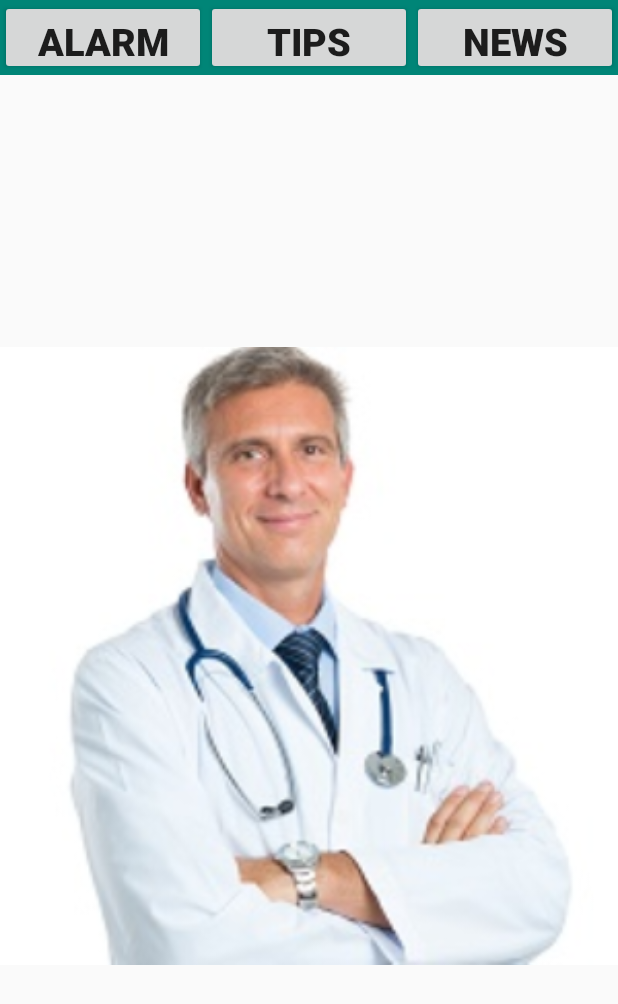
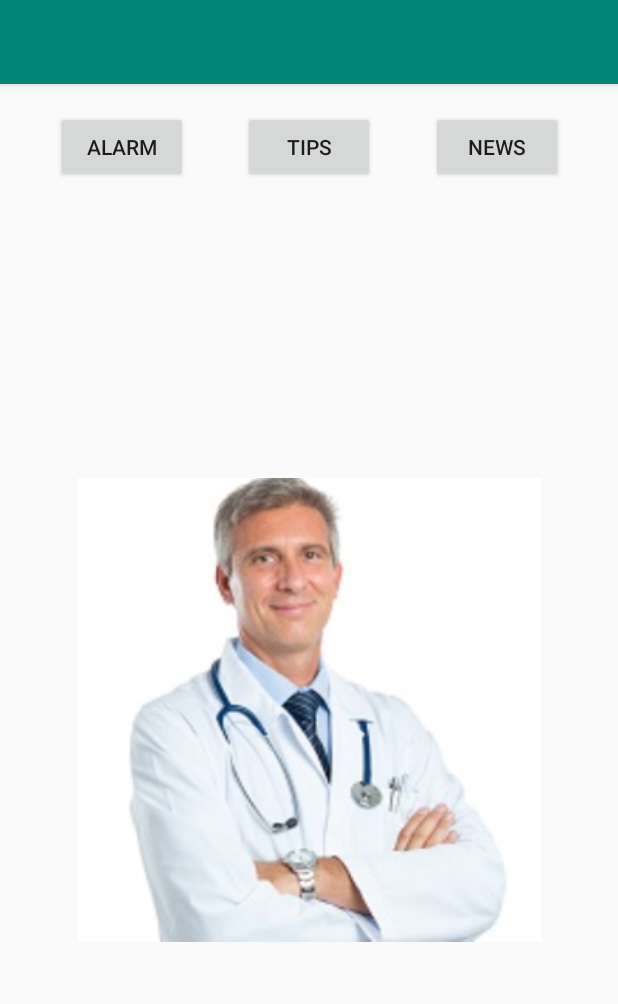
Before and after one commit to ztangaj/Vegeken, an Android app: the layout activity_info.xml on its own in the app's theme, with its tools: preview values and no code run, on a phone screen of 412 x 824 dp. Shown: the top 1004 px of the screen. Run offline under Robolectric (Android 15) with nearby library versions, the phone set to English and light mode, and no system bars.

Commit message:
info bar

```diff
--- a/app/src/main/AndroidManifest.xml
+++ b/app/src/main/AndroidManifest.xml
@@ -18,7 +18,7 @@
         android:label="@string/app_name"
         android:roundIcon="@mipmap/ic_launcher_round"
         android:supportsRtl="true"
-        android:theme="@style/AppTheme">
+        android:theme="@style/AppTheme.NoActionBar">
 		<activity android:name=".Alarm"></activity>
         <activity android:name=".News" />
         <activity android:name=".Tips" />
--- a/app/src/main/res/layout/activity_info.xml
+++ b/app/src/main/res/layout/activity_info.xml
@@ -1,56 +1,71 @@
 <?xml version="1.0" encoding="utf-8"?>
-<LinearLayout xmlns:android="http://schemas.android.com/apk/res/android"
+<androidx.coordinatorlayout.widget.CoordinatorLayout xmlns:android="http://schemas.android.com/apk/res/android"
+    xmlns:app="http://schemas.android.com/apk/res-auto"
+    xmlns:tools="http://schemas.android.com/tools"
     android:layout_width="match_parent"
     android:layout_height="match_parent"
-    android:orientation="vertical"
-    >
-
-    <LinearLayout
-        android:orientation="horizontal"
-        android:id="@+id/tab_bar"
+    tools:context=".Info">
+    <com.google.android.material.appbar.AppBarLayout
         android:layout_width="match_parent"
         android:layout_height="wrap_content"
-        android:background="?attr/colorPrimary"
-        android:baselineAligned="false" >
+        android:theme="@style/AppTheme.AppBarOverlay">
+
+        <androidx.appcompat.widget.Toolbar
+            android:id="@+id/toolbar"
+            android:layout_width="match_parent"
+            android:layout_height="?attr/actionBarSize"
+            android:background="?attr/colorPrimary"
+            app:popupTheme="@style/AppTheme.PopupOverlay" />
+
+    </com.google.android.material.appbar.AppBarLayout>
+        <!--        <LinearLayout-->
+<!--            android:orientation="horizontal"-->
+<!--            android:id="@+id/tab_bar"-->
+<!--            android:layout_width="match_parent"-->
+<!--            android:layout_height="wrap_content"-->
+<!--            android:background="?attr/colorPrimary"-->
+<!--            android:baselineAligned="false" >-->
 
 
-        <Button
-            android:orientation="horizontal"
-            android:id="@+id/alarm"
-            android:layout_width="0dp"
-            android:layout_weight="1"
-            android:layout_height="50dp"
-            android:layout_gravity="center"
-            android:text="Alarm"
-            android:textSize="25dp"
-            android:textStyle="bold" />
+<!--            <Button-->
+<!--                android:orientation="horizontal"-->
+<!--                android:id="@+id/alarm"-->
+<!--                android:layout_width="0dp"-->
+<!--                android:layout_weight="1"-->
+<!--                android:layout_height="50dp"-->
+<!--                android:layout_gravity="center"-->
+<!--                android:text="Alarm"-->
+<!--                android:textSize="25dp"-->
+<!--                android:textStyle="bold" />-->
 
-        <Button
-            android:id="@+id/tips"
-            android:layout_width="0dp"
-            android:layout_weight="1"
-            android:layout_height="50dp"
-            android:layout_gravity="center"
-            android:orientation="horizontal"
-            android:text="Tips"
-            android:textSize="25dp"
-            android:textStyle="bold" />
+<!--            <Button-->
+<!--                android:id="@+id/tips"-->
+<!--                android:layout_width="0dp"-->
+<!--                android:layout_weight="1"-->
+<!--                android:layout_height="50dp"-->
+<!--                android:layout_gravity="center"-->
+<!--                android:orientation="horizontal"-->
+<!--                android:text="Tips"-->
+<!--                android:textSize="25dp"-->
+<!--                android:textStyle="bold" />-->
 
-        <Button
-            android:id="@+id/news"
-            android:layout_width="0dp"
-            android:layout_weight="1"
-            android:layout_height="50dp"
-            android:layout_gravity="center"
-            android:orientation="horizontal"
-            android:text="News"
-            android:textSize="25dp"
-            android:textStyle="bold" />
+<!--            <Button-->
+<!--                android:id="@+id/news"-->
+<!--                android:layout_width="0dp"-->
+<!--                android:layout_weight="1"-->
+<!--                android:layout_height="50dp"-->
+<!--                android:layout_gravity="center"-->
+<!--                android:orientation="horizontal"-->
+<!--                android:text="News"-->
+<!--                android:textSize="25dp"-->
+<!--                android:textStyle="bold" />-->
 
-    </LinearLayout>
-    <ImageView
-        android:layout_width="match_parent"
-        android:layout_height="match_parent"
-        android:src = "@drawable/happydoctor"/>
+<!--        </LinearLayout>-->
 
-</LinearLayout>
+
+
+
+    <include layout="@layout/content_info" />
+
+
+</androidx.coordinatorlayout.widget.CoordinatorLayout>
--- /dev/null
+++ b/app/src/main/res/layout/content_info.xml
@@ -0,0 +1,98 @@
+<?xml version="1.0" encoding="utf-8"?>
+
+<androidx.constraintlayout.widget.ConstraintLayout xmlns:android="http://schemas.android.com/apk/res/android"
+    xmlns:app="http://schemas.android.com/apk/res-auto"
+    xmlns:tools="http://schemas.android.com/tools"
+    android:layout_width="match_parent"
+    android:layout_height="match_parent"
+    app:layout_behavior="@string/appbar_scrolling_view_behavior"
+    tools:context=".Info"
+    tools:showIn="@layout/activity_info">
+
+    <Button
+        android:id="@+id/tips"
+        android:layout_width="wrap_content"
+        android:layout_height="wrap_content"
+        android:text="Tips"
+        app:layout_constraintBottom_toBottomOf="parent"
+        app:layout_constraintEnd_toEndOf="parent"
+        app:layout_constraintHorizontal_bias="0.5"
+        app:layout_constraintStart_toStartOf="parent"
+        app:layout_constraintTop_toTopOf="parent"
+        app:layout_constraintVertical_bias="0.025" />
+
+    <Button
+        android:id="@+id/alarm"
+        android:layout_width="wrap_content"
+        android:layout_height="wrap_content"
+        android:text="Alarm"
+        app:layout_constraintBottom_toBottomOf="@+id/tips"
+        app:layout_constraintEnd_toStartOf="@+id/tips"
+        app:layout_constraintStart_toStartOf="parent"
+        app:layout_constraintTop_toTopOf="@+id/tips" />
+
+    <Button
+        android:id="@+id/news"
+        android:layout_width="wrap_content"
+        android:layout_height="wrap_content"
+        android:text="News"
+        app:layout_constraintBottom_toBottomOf="@+id/tips"
+        app:layout_constraintEnd_toEndOf="parent"
+        app:layout_constraintStart_toEndOf="@+id/tips"
+        app:layout_constraintTop_toTopOf="@+id/tips" />
+
+    <ImageView
+        android:id="@+id/imageView2"
+        android:layout_width="309dp"
+        android:layout_height="494dp"
+        app:layout_constraintBottom_toBottomOf="parent"
+        app:layout_constraintEnd_toEndOf="parent"
+        app:layout_constraintHorizontal_bias="0.5"
+        app:layout_constraintStart_toStartOf="parent"
+        app:layout_constraintTop_toBottomOf="@+id/tips"
+        app:srcCompat="@drawable/happydoctor" />
+</androidx.constraintlayout.widget.ConstraintLayout>
+
+
+
+
+
+<!--<LinearLayout xmlns:android="http://schemas.android.com/apk/res/android"-->
+<!--    android:orientation="vertical" android:layout_width="match_parent"-->
+<!--    android:layout_height="match_parent">-->
+
+
+<!--    <LinearLayout-->
+<!--        android:layout_width="match_parent"-->
+<!--        android:layout_height="match_parent"-->
+<!--        android:orientation="horizontal">-->
+
+<!--            <Button-->
+<!--                android:id="@+id/alarm"-->
+<!--                android:layout_width="16dp"-->
+<!--                android:layout_height="wrap_content"-->
+<!--                android:layout_weight="1"-->
+<!--                android:text="Alarm" />-->
+
+<!--            <Button-->
+<!--                android:id="@+id/tips"-->
+<!--                android:layout_width="16dp"-->
+<!--                android:layout_height="wrap_content"-->
+<!--                android:layout_weight="1"-->
+<!--                android:text="Tips" />-->
+
+<!--            <Button-->
+<!--                android:id="@+id/news"-->
+<!--                android:layout_width="16dp"-->
+<!--                android:layout_height="wrap_content"-->
+<!--                android:layout_weight="1"-->
+<!--                android:text="News" />-->
+
+<!--    </LinearLayout>-->
+
+<!--    <ImageView-->
+<!--        android:layout_width="match_parent"-->
+<!--        android:layout_height="match_parent"-->
+<!--        android:src = "@drawable/happydoctor"/>-->
+
+<!--</LinearLayout>-->
```
